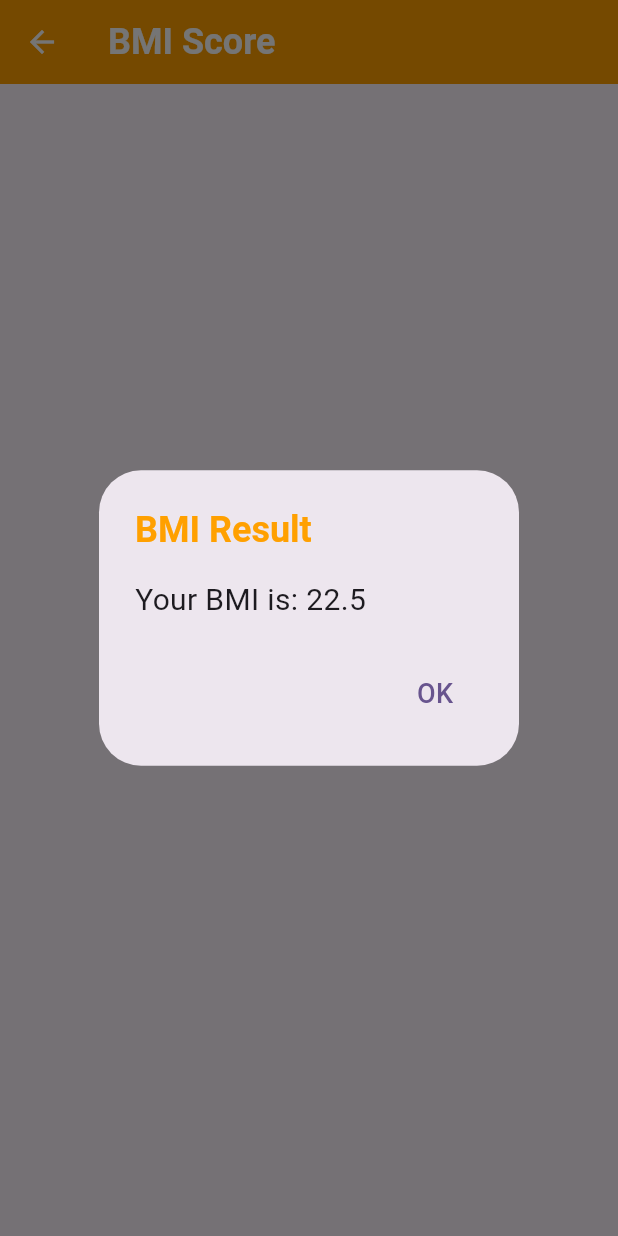
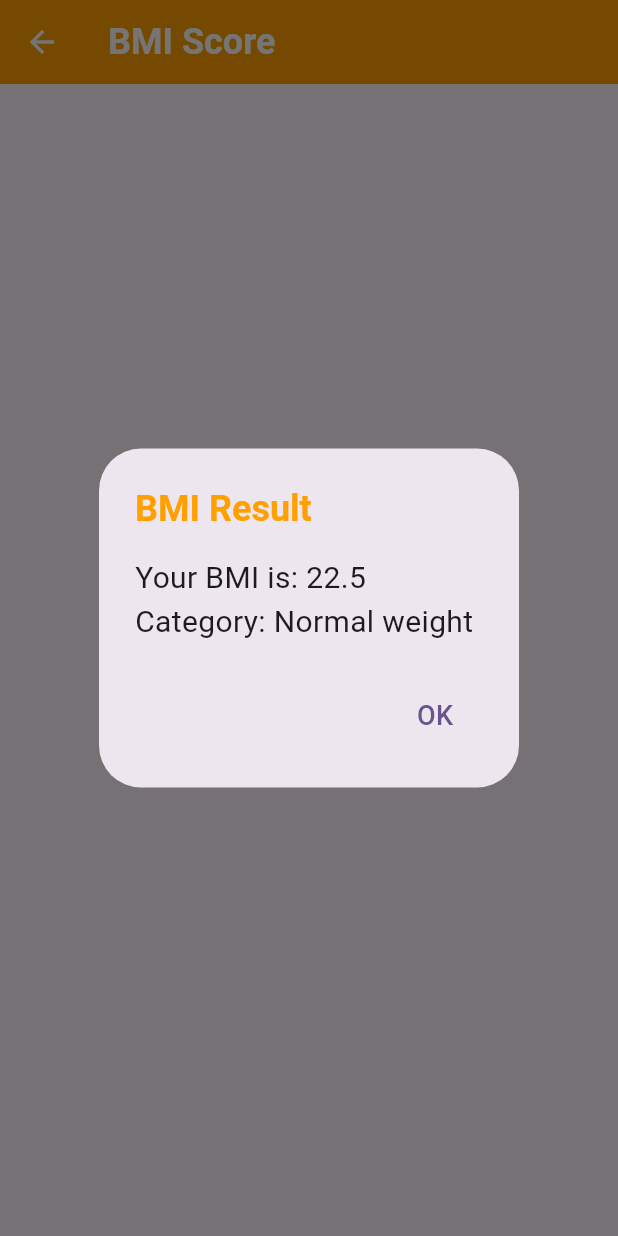
Before and after one commit to AshrafulCU/BMI-Calculator, a Flutter app: the BMIResult screen opened directly, on a phone screen of 412 x 824 dp. Run offline on Flutter 3.47's test engine with Material 3 defaults, Android fonts, the phone set to English and light mode, and no system bars; our stand-ins replace get, google_fonts, lottie; Roboto replaces fonts that are missing (Acme).

Commit message:
-added health condition

```diff
--- a/lib/bmi_result.dart
+++ b/lib/bmi_result.dart
@@ -6,8 +6,23 @@ class BMIResult extends StatelessWidget {
 
   BMIResult({required this.bmi});  // to show bmi result here
 
+  String getBMICategory(double bmiValue) {
+    if (bmiValue < 18.5) {
+      return "Underweight";
+    } else if (bmiValue < 24.9) {
+      return "Normal weight";
+    } else if (bmiValue < 29.9) {
+      return "Overweight";
+    } else {
+      return "Obese";
+    }
+  }
+
   @override
   Widget build(BuildContext context) {
+    double bmiValue = double.tryParse(bmi) ?? 0.0;
+    String category = getBMICategory(bmiValue);
+
     WidgetsBinding.instance.addPostFrameCallback((_) {
       showDialog(
         context: context,
@@ -15,7 +30,7 @@ class BMIResult extends StatelessWidget {
           return AlertDialog(
             title: Text('BMI Result', style: TextStyle(fontSize: 24, fontWeight: FontWeight.bold, color: Color(0xFFFFA000))),
             content: Text(
-              'Your BMI is: $bmi',
+              'Your BMI is: $bmi\nCategory: $category',
               style: TextStyle(fontSize: 20),
             ),
             actions: [
@@ -36,7 +51,7 @@ class BMIResult extends StatelessWidget {
         backgroundColor: Color(0xFFFFA000),
         automaticallyImplyLeading: true,
         iconTheme: IconThemeData(
-          color: Colors.white
+            color: Colors.white
         ),
         title: Text(
           "BMI Score",
@@ -51,20 +66,16 @@ class BMIResult extends StatelessWidget {
         child: Column(
           mainAxisAlignment: MainAxisAlignment.center,
           children: [
-
             Text(
               'Your BMI is: $bmi',
               style: TextStyle(fontSize: 24, fontWeight: FontWeight.bold),
             ),
-
-
-
+            SizedBox(height: 10),
+            Text(
+              'Category: $category',
+              style: TextStyle(fontSize: 22, fontWeight: FontWeight.w600, color: Colors.blueAccent),
+            ),
           ],
-
-
-
-
-
         ),
       ),
     );
--- a/lib/splash_screen.dart
+++ b/lib/splash_screen.dart
@@ -16,7 +16,7 @@ class SplashScreen extends StatefulWidget {
 class _SplashScreenState extends State<SplashScreen> {
 
   startTimer() async {
-    Timer(Duration(seconds: 3), () {
+    Timer(Duration(seconds: 4), () {
       // Navigator.push(context, MaterialPageRoute(builder: (context) => HomePage()));
       Get.to(HomePage());
     });
```
